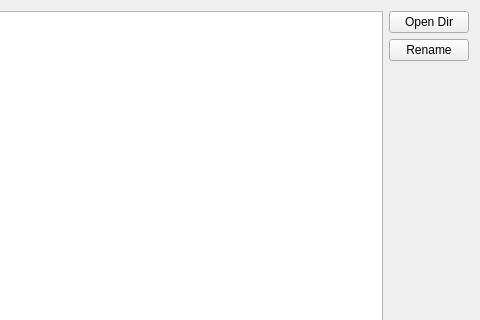
This is mainwindow.ui in Mowei/rjrename as Qt 5 draws it before an edit; both pictures show x 410 to 890 and y 0 to 320 of the 890 by 540 pixel window. The edited form follows.
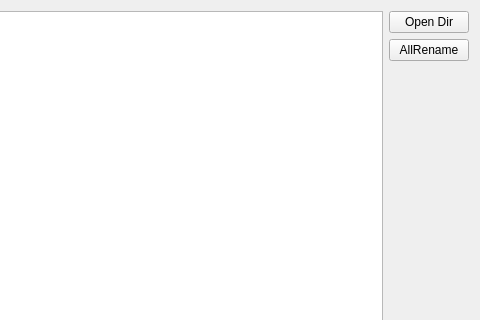
This is the edited form.

Commit message: add right click rename

```diff
--- a/mainwindow.ui
+++ b/mainwindow.ui
@@ -106,7 +106,7 @@
       <item>
        <widget class="QPushButton" name="butRename">
         <property name="text">
-         <string>Rename</string>
+         <string>AllRename</string>
         </property>
        </widget>
       </item>
```
The commit also changes 3 other files.
